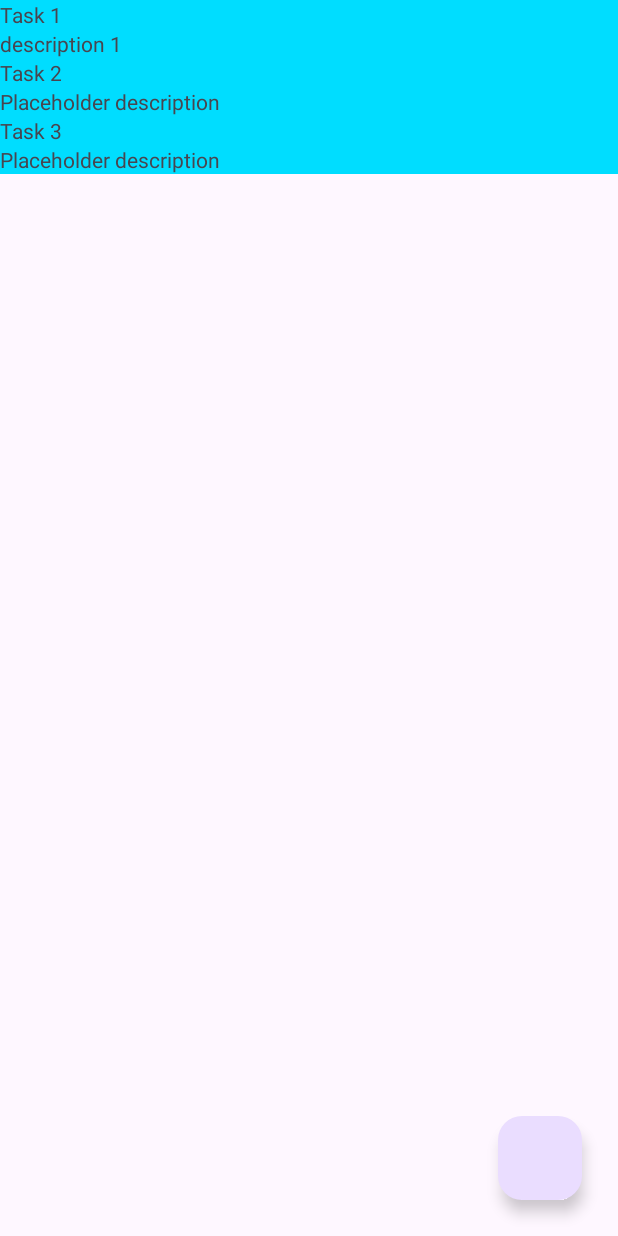
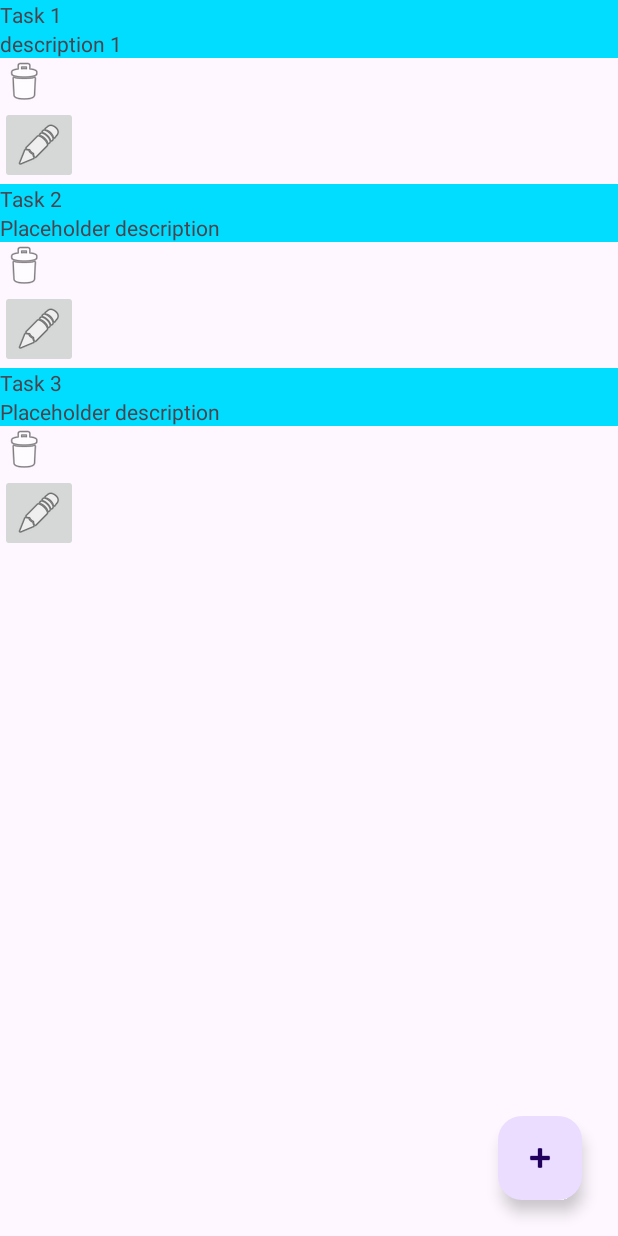
Before and after one commit to GZL999/androidProject2023, an Android app built with Jetpack Compose: the screen it shows after launch (MainActivity), on a phone screen of 412 x 824 dp. Run offline under Robolectric (Android 15) with nearby library versions, the phone set to English and light mode, and no system bars.

Commit message:
Ajout TP2

```diff
--- a/app/src/main/java/com/gzl/todo/MainActivity.kt
+++ b/app/src/main/java/com/gzl/todo/MainActivity.kt
@@ -1,11 +1,25 @@
 package com.gzl.todo
 
+import android.content.Intent
 import androidx.appcompat.app.AppCompatActivity
 import android.os.Bundle
+import android.widget.Button
+import com.gzl.todo.detail.DetailActivity
 
 class MainActivity : AppCompatActivity() {
     override fun onCreate(savedInstanceState: Bundle?) {
         super.onCreate(savedInstanceState)
         setContentView(R.layout.activity_main)
+
+
+        /* val buttonOpenDetail = findViewById<Button>(R.id.button_open_detail)
+
+        // Définir un listener pour le clic sur le bouton
+        buttonOpenDetail.setOnClickListener {
+            // Créer l'intent pour démarrer DetailActivity
+            val intent = Intent(this, DetailActivity::class.java)
+            // Démarrer DetailActivity
+            startActivity(intent)
+        } */
     }
 }
--- a/app/src/main/java/com/gzl/todo/list/Task.kt
+++ b/app/src/main/java/com/gzl/todo/list/Task.kt
@@ -1,5 +1,7 @@
 package com.gzl.todo.list
 
-data class Task(val id: String, val title: String, val description: String = "Placeholder description")
+import java.io.Serializable
+
+data class Task(val id: String, val title: String, val description: String = "Placeholder description") : Serializable
 {
 }
--- a/app/src/main/java/com/gzl/todo/list/TaskListAdapter.kt
+++ b/app/src/main/java/com/gzl/todo/list/TaskListAdapter.kt
@@ -1,8 +1,10 @@
 package com.gzl.todo.list
 
+import android.content.Intent
 import android.view.LayoutInflater
 import android.view.View
 import android.view.ViewGroup
+import android.widget.ImageButton
 import android.widget.TextView
 import androidx.recyclerview.widget.DiffUtil
 import androidx.recyclerview.widget.ListAdapter
@@ -10,20 +12,47 @@ import androidx.recyclerview.widget.RecyclerView
 import com.gzl.todo.R
 import com.gzl.todo.databinding.ItemTaskBinding
 
-class TaskListAdapter : ListAdapter<Task, TaskListAdapter.TaskViewHolder>(TaskDiffCallback()) {
-    inner class TaskViewHolder(private val binding: ItemTaskBinding) : RecyclerView.ViewHolder(binding.root) {
+interface TaskListListener {
+    fun onClickDelete(task: Task)
+    fun onClickEdit(task: Task)
+}
+
+class TaskListAdapter(private val listener: TaskListListener) : ListAdapter<Task, TaskListAdapter.TaskViewHolder>(TaskDiffCallback()) {
+
+    inner class TaskViewHolder(private val binding: ItemTaskBinding, private val listener: TaskListListener) : RecyclerView.ViewHolder(binding.root) {
+
         private val taskTitleTextView: TextView = itemView.findViewById(R.id.task_title)
         private val taskDescriptionTextView: TextView = itemView.findViewById(R.id.task_description)
+
+        private val deleteButton: ImageButton = binding.deleteButton
+        private val editButton: ImageButton = binding.editButton
 
         fun bind(task: Task) {
             taskTitleTextView.text = task.title
             taskDescriptionTextView.text = task.description
+
+            deleteButton.setOnClickListener {
+                listener.onClickDelete(task)
+            }
+            editButton.setOnClickListener {
+                listener.onClickEdit(task)
+            }
+
+            itemView.setOnLongClickListener {
+                val shareIntent = Intent().apply {
+                    action = Intent.ACTION_SEND
+                    putExtra(Intent.EXTRA_TEXT, "Task: ${task.title}\nDescription: ${task.description}")
+                    type = "text/plain"
+                }
+                itemView.context.startActivity(Intent.createChooser(shareIntent, null))
+                true // Indicate that the long click was handled
+            }
         }
     }
 
     override fun onCreateViewHolder(parent: ViewGroup, viewType: Int): TaskViewHolder {
         val binding = ItemTaskBinding.inflate(LayoutInflater.from(parent.context), parent, false)
-        return TaskViewHolder(binding)
+        return TaskViewHolder(binding,listener)
     }
 
     override fun getItemCount(): Int {
--- a/app/src/main/java/com/gzl/todo/list/TaskListFragment.kt
+++ b/app/src/main/java/com/gzl/todo/list/TaskListFragment.kt
@@ -1,26 +1,71 @@
 package com.gzl.todo.list
 
+import android.app.Activity
+import android.content.Intent
 import android.os.Bundle
 import android.view.LayoutInflater
 import android.view.View
 import android.view.ViewGroup
+import androidx.activity.result.contract.ActivityResultContracts
 import androidx.fragment.app.Fragment
 import androidx.recyclerview.widget.RecyclerView
 import com.google.android.material.floatingactionbutton.FloatingActionButton
 import com.gzl.todo.R
 import com.gzl.todo.databinding.FragmentTaskListBinding
+import com.gzl.todo.detail.DetailActivity
 import java.util.UUID
 
 class TaskListFragment : Fragment() {
-    private var taskList = listOf(
+    private var taskList = mutableListOf(
         Task(id = "id_1", title = "Task 1", description = "description 1"),
         Task(id = "id_2", title = "Task 2"),
         Task(id = "id_3", title = "Task 3")
     )
-    private val adapter = TaskListAdapter()
 
     private var _binding: FragmentTaskListBinding? = null
     private val binding get() = _binding!!
+
+    private val adapterListener = object : TaskListListener {
+        override fun onClickDelete(task: Task) {
+            taskList.remove(task)
+            adapter.submitList(taskList.toList())
+        }
+
+        override fun onClickEdit(task: Task) {
+            // Code to handle the edit action
+            val editIntent = Intent(requireContext(), DetailActivity::class.java).apply {
+                putExtra("task", task) // Assuming Task implements Serializable
+            }
+            editTaskLauncher.launch(editIntent)
+        }
+    }
+
+    private val adapter:TaskListAdapter = TaskListAdapter(adapterListener)
+
+    private val createTaskLauncher = registerForActivityResult(ActivityResultContracts.StartActivityForResult()) { result ->
+        if (result.resultCode == Activity.RESULT_OK) {
+            val task = result.data?.getSerializableExtra("task") as Task?
+            task?.let {
+                taskList.add(it)
+                adapter.submitList(taskList.toList())
+                adapter.notifyItemInserted(taskList.size-1)
+            }
+        }
+    }
+
+    private val editTaskLauncher = registerForActivityResult(ActivityResultContracts.StartActivityForResult()) { result ->
+        if (result.resultCode == Activity.RESULT_OK) {
+            val editedTask = result.data?.getSerializableExtra("task") as? Task
+            editedTask?.let { task ->
+                // Update the task in your list
+                taskList = taskList.map { existingTask ->
+                    if (existingTask.id == task.id) task else existingTask
+                }.toMutableList()
+                // Update the adapter
+                adapter.submitList(taskList)
+            }
+        }
+    }
 
     override fun onCreateView(
         inflater: LayoutInflater,
@@ -31,21 +76,35 @@ class TaskListFragment : Fragment() {
         return binding.root
     }
 
+    override fun onSaveInstanceState(outState: Bundle) {
+        super.onSaveInstanceState(outState)
+        // Assume 'taskList' is the list of tasks you want to save
+        outState.putSerializable("task_list", ArrayList(taskList)) // ArrayList is Serializable
+    }
+
     override fun onViewCreated(view: View, savedInstanceState: Bundle?) {
         super.onViewCreated(view, savedInstanceState)
+
+        // Restore the task list if there is a saved state
+        savedInstanceState?.getSerializable("task_list")?.let {
+            val savedList = it as? ArrayList<*>
+            // Update your task list and UI with 'savedList'
+        }
 
         val recyclerView = binding.taskList
         recyclerView.adapter = adapter
 
         val floatingActionButton = binding.floatingActionButton
         floatingActionButton.setOnClickListener {
-            val newTask = Task(id = UUID.randomUUID().toString(), title = "Task ${taskList.size + 1}")
-            taskList = taskList + newTask
-            adapter.submitList(taskList)
+
+            val intent = Intent(context, DetailActivity::class.java)
+            createTaskLauncher.launch(intent)
         }
 
-        adapter.submitList(taskList)
+        adapter.submitList(taskList.toList())
     }
+
+
 
     override fun onDestroyView() {
         super.onDestroyView()
--- a/app/src/main/res/layout/activity_main.xml
+++ b/app/src/main/res/layout/activity_main.xml
@@ -12,4 +12,14 @@
         android:layout_width="match_parent"
         android:layout_height="match_parent" />
 
+    <!-- <Button
+        android:id="@+id/button_open_detail"
+        android:layout_width="wrap_content"
+        android:layout_height="wrap_content"
+        android:text="@string/open_detail_activity"
+        app:layout_constraintBottom_toBottomOf="parent"
+        app:layout_constraintLeft_toLeftOf="parent"
+        app:layout_constraintRight_toRightOf="parent"
+        app:layout_constraintTop_toTopOf="parent" /> -->
+
 </androidx.constraintlayout.widget.ConstraintLayout>
--- a/app/src/main/res/layout/fragment_task_list.xml
+++ b/app/src/main/res/layout/fragment_task_list.xml
@@ -22,6 +22,7 @@
         android:clickable="true"
         app:layout_constraintBottom_toBottomOf="parent"
         app:layout_constraintEnd_toEndOf="parent"
+        app:srcCompat="@android:drawable/ic_input_add"
         android:focusable="true"
         android:contentDescription="TODO" />
 
--- a/app/src/main/res/layout/item_task.xml
+++ b/app/src/main/res/layout/item_task.xml
@@ -17,4 +17,20 @@
         android:layout_height="wrap_content"
         android:background="@android:color/holo_blue_bright" />
 
+    <ImageButton
+        android:id="@+id/deleteButton"
+        android:layout_width="wrap_content"
+        android:layout_height="wrap_content"
+        android:layout_gravity="center_vertical"
+        android:background="?attr/selectableItemBackgroundBorderless"
+        android:src="@android:drawable/ic_menu_delete" />
+
+    <ImageButton
+        android:id="@+id/editButton"
+        android:layout_width="wrap_content"
+        android:layout_height="wrap_content"
+        android:src="@android:drawable/ic_menu_edit"
+        android:contentDescription="@string/edit_task"
+        android:padding="10dp"/>
+
 </LinearLayout>
--- a/app/src/main/res/values/strings.xml
+++ b/app/src/main/res/values/strings.xml
@@ -2,4 +2,7 @@
     <string name="app_name">TodoGonzalo</string>
     <!-- TODO: Remove or change this placeholder text -->
     <string name="hello_blank_fragment">Hello blank fragment</string>
+    <string name="title_activity_detail">DetailActivity</string>
+    <string name="open_detail_activity">Open Detail Activity</string>
+    <string name="edit_task" />
 </resources>
```
Also changed, not shown: app/src/main/AndroidManifest.xml (+11 -0 lines), app/src/main/java/com/gzl/todo/detail/DetailActivity.kt (added, +93 -0 lines), app/src/main/java/com/gzl/todo/detail/ui/theme/Color.kt (added, +11 -0 lines), app/src/main/java/com/gzl/todo/detail/ui/theme/Theme.kt (added, +70 -0 lines), app/src/main/java/com/gzl/todo/detail/ui/theme/Type.kt (added, +34 -0 lines).
